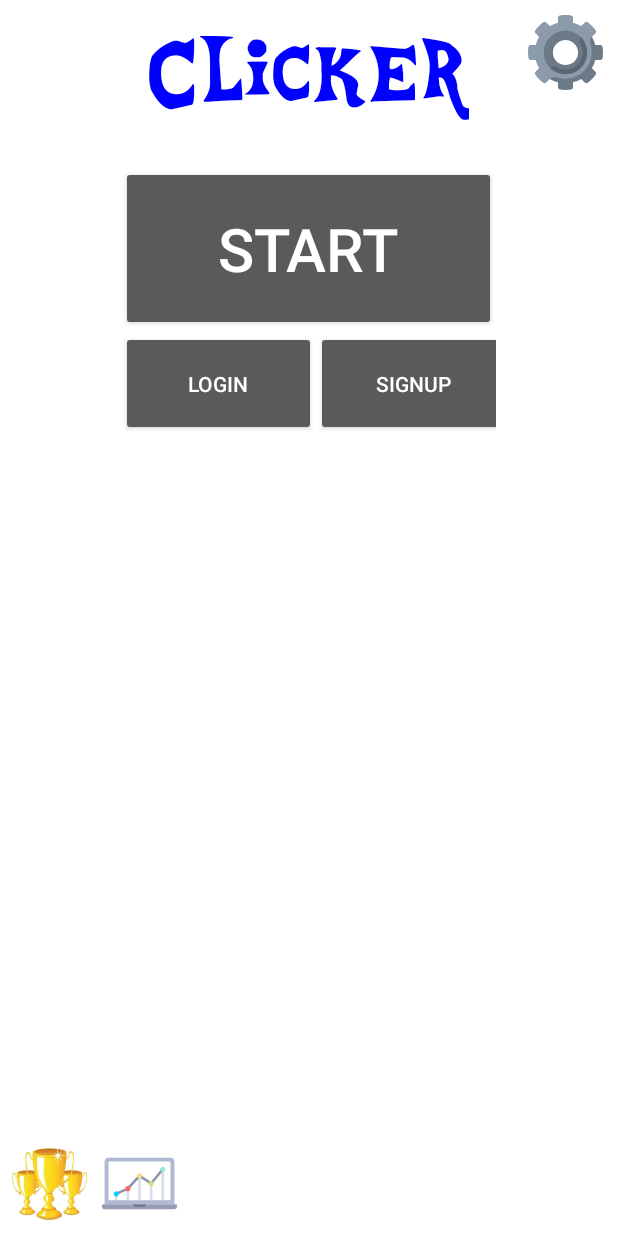
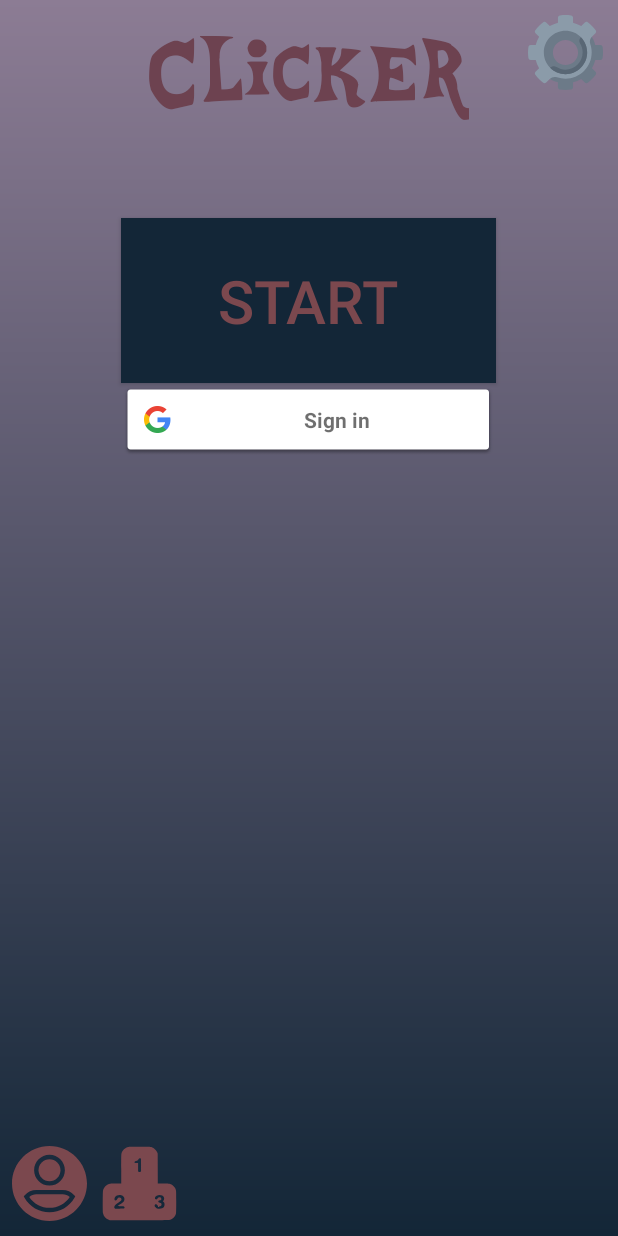
Before and after one commit to siberiacalling/clicker, an Android app: the screen it shows after launch (MainActivity), on a phone screen of 412 x 824 dp. Run offline under Robolectric (Android 15) with nearby library versions, the phone set to English and light mode, and no system bars; our stand-ins replace Room's generated code; libraries missing offline, so code that uses them is left out: com.franmontiel.persistentcookiejar; 6 statements that could not run were skipped.

Commit message:
Google autorisation, all changes

```diff
--- a/app/build.gradle
+++ b/app/build.gradle
@@ -3,7 +3,7 @@ apply plugin: 'com.android.application'
 android {
     compileSdkVersion 28
     defaultConfig {
-        applicationId "com.stacktivity.clicker"
+        applicationId "com.example.clicker"
         minSdkVersion 23
         targetSdkVersion 28
         versionCode 8
--- a/app/src/main/java/com/example/clicker/main/MainActivity.java
+++ b/app/src/main/java/com/example/clicker/main/MainActivity.java
@@ -1,12 +1,11 @@
 package com.example.clicker.main;
 
 import android.media.MediaPlayer;
-import androidx.annotation.NonNull;
-import androidx.fragment.app.FragmentManager;
-import androidx.appcompat.app.AppCompatActivity;
 import android.os.Bundle;
 import android.util.Log;
-import android.widget.Toast;
+
+import androidx.appcompat.app.AppCompatActivity;
+import androidx.fragment.app.FragmentManager;
 
 import com.example.clicker.AppActions;
 import com.example.clicker.ClickerApplication;
@@ -20,13 +19,8 @@ import com.example.clicker.game.GameView;
 import com.example.clicker.leaderboard.LeaderboardView;
 import com.example.clicker.settings.SettingsView;
 import com.example.clicker.shop.ShopView;
-import com.google.android.gms.auth.api.Auth;
+import com.google.android.gms.auth.api.signin.GoogleSignIn;
 import com.google.android.gms.auth.api.signin.GoogleSignInAccount;
-import com.google.android.gms.auth.api.signin.GoogleSignInOptions;
-import com.google.android.gms.auth.api.signin.GoogleSignInResult;
-import com.google.android.gms.common.api.GoogleApiClient;
-import com.google.android.gms.common.api.OptionalPendingResult;
-import com.google.android.gms.common.api.ResultCallback;
 
 public class MainActivity extends AppCompatActivity implements Router, AppActions {
     String tag = MainActivity.class.getName();
@@ -39,7 +33,6 @@ public class MainActivity extends AppCompatActivity implements Router, AppAction
     private FragmentManager fragmentManager = getSupportFragmentManager();
 
     private GameView gameView;
-    private GoogleApiClient googleApiClient;
 
     @Override
     protected void onCreate(Bundle savedInstanceState) {
@@ -55,45 +48,10 @@ public class MainActivity extends AppCompatActivity implements Router, AppAction
         musicOnMainSound();
 
         gameView = new GameView();
-        GoogleSignInOptions gso = new GoogleSignInOptions.Builder(GoogleSignInOptions.DEFAULT_SIGN_IN)
-                .requestEmail()
-                .build();
-        googleApiClient = new GoogleApiClient.Builder(this)
-                //.enableAutoManage(this, this)
-                .addApi(Auth.GOOGLE_SIGN_IN_API, gso)
-                .build();
+
     }
 
-    @Override
-    protected void onStart() {
-        super.onStart();
 
-        OptionalPendingResult<GoogleSignInResult> opr = Auth.GoogleSignInApi.silentSignIn(googleApiClient);
-        if (opr.isDone()) {
-            GoogleSignInResult result = opr.get();
-            handleSignInResult(result);
-        } else {
-            opr.setResultCallback(new ResultCallback<GoogleSignInResult>() {
-                @Override
-                public void onResult(@NonNull GoogleSignInResult googleSignInResult) {
-                    handleSignInResult(googleSignInResult);
-                }
-            });
-        }
-    }
-
-    private void handleSignInResult(GoogleSignInResult result) {
-        if (result.isSuccess()) {
-            Toast.makeText(getApplicationContext(), "Success login", Toast.LENGTH_SHORT).show();
-
-            //GoogleSignInAccount account = result.getSignInAccount();
-
-        } else {
-            Toast.makeText(getApplicationContext(), "Not success login", Toast.LENGTH_SHORT).show();
-
-            // goLogInScreen();
-        }
-    }
     private void clearMusicPlayer() {
         if (musicPlayer != null) {
             musicPlayer.stop();
--- a/app/src/main/java/com/example/clicker/main/MainContract.java
+++ b/app/src/main/java/com/example/clicker/main/MainContract.java
@@ -9,8 +9,6 @@ public interface MainContract {
     interface View {
         void hideAuthorizationButtons();
         void showScreenGame();
-        void showLoginScreen();
-        void showSignUpScreen();
         void showSettingsScreen();
         void showAchievementsScreen();
         void showLeaderboardScreen();
@@ -20,12 +18,9 @@ public interface MainContract {
 
     interface Presenter {
         void onStartGameButtonClicked();
-        void onLoginButtonClicked();
-        void onSignUpButtonClicked();
         void onSettingsButtonClicked();
         void onAchievementsButtonClicked();
         void onLeaderboardButtonClicked();
-        void checkIsLoggedIn();
     }
 
     interface Repository {
--- a/app/src/main/java/com/example/clicker/main/MainFragment.java
+++ b/app/src/main/java/com/example/clicker/main/MainFragment.java
@@ -1,11 +1,16 @@
 package com.example.clicker.main;
 
+import android.app.Activity;
 import android.content.Context;
+import android.content.Intent;
 import android.graphics.Typeface;
+import android.net.Uri;
 import android.os.Bundle;
+
 import androidx.annotation.NonNull;
 import androidx.annotation.Nullable;
 import androidx.fragment.app.Fragment;
+
 import android.util.Log;
 import android.view.LayoutInflater;
 import android.view.View;
@@ -13,10 +18,18 @@ import android.view.ViewGroup;
 import android.widget.Button;
 import android.widget.ImageButton;
 import android.widget.TextView;
+import android.widget.Toast;
 
 import com.example.clicker.R;
 import com.example.clicker.Router;
 import com.example.clicker.data.UserRepositoryImpl;
+import com.google.android.gms.auth.api.signin.GoogleSignIn;
+import com.google.android.gms.auth.api.signin.GoogleSignInAccount;
+import com.google.android.gms.auth.api.signin.GoogleSignInClient;
+import com.google.android.gms.auth.api.signin.GoogleSignInOptions;
+import com.google.android.gms.common.api.ApiException;
+import com.google.android.gms.tasks.OnCompleteListener;
+import com.google.android.gms.tasks.Task;
 
 import java.util.Objects;
 
@@ -29,19 +42,45 @@ public class MainFragment extends Fragment implements MainContract.View {
     private Button signUpButton;
     private Button gameStartButton;
     private Button settingsButton;
+    private Button LogoutButton;
+    private com.google.android.gms.common.SignInButton googleLoginButton;
+
     private ImageButton achievementsButton;
     private ImageButton leaderboardButton;
+    View view;
+
+    private GoogleSignInClient mGoogleSignInClient;
+    Activity activity;
+    int RC_SIGN_IN = 1;
+
+    @Override
+    public void onAttach(Context context) {
+        super.onAttach(context);
+        activity = getActivity();
+    }
 
     @Override
     public void onCreate(@Nullable Bundle savedInstanceState) {
         super.onCreate(savedInstanceState);
         presenter = new MainPresenter(this, new UserRepositoryImpl(getContext().getApplicationContext()));
 
+        GoogleSignInOptions gso = new GoogleSignInOptions.Builder(GoogleSignInOptions.DEFAULT_SIGN_IN)
+                .requestIdToken(getString(R.string.server_client_id))
+                .requestEmail()
+                .build();
+        mGoogleSignInClient = GoogleSignIn.getClient(activity, gso);
     }
 
     @Override
     public void onViewCreated(@NonNull View view, @Nullable Bundle savedInstanceState) {
         super.onViewCreated(view, savedInstanceState);
+    }
+
+    @Override
+    public void onStart() {
+        super.onStart();
+        GoogleSignInAccount account = GoogleSignIn.getLastSignedInAccount(activity);
+        updateUI(account);
     }
 
     @Override
@@ -57,7 +96,7 @@ public class MainFragment extends Fragment implements MainContract.View {
     @Nullable
     @Override
     public View onCreateView(@NonNull LayoutInflater inflater, @Nullable ViewGroup container, @Nullable Bundle savedInstanceState) {
-        View view = inflater.inflate(R.layout.fragment_main, container, false);
+        view = inflater.inflate(R.layout.fragment_main, container, false);
 
         TextView nameGame = view.findViewById(R.id.game_name);
         Typeface customFont = Typeface.createFromAsset(
@@ -73,19 +112,25 @@ public class MainFragment extends Fragment implements MainContract.View {
             }
         });
 
-        loginButton = view.findViewById(R.id.button_login);
-        loginButton.setOnClickListener(new View.OnClickListener() {
+        googleLoginButton = view.findViewById(R.id.sign_in_button);
+        googleLoginButton.setOnClickListener(new View.OnClickListener() {
             @Override
             public void onClick(View v) {
-                presenter.onLoginButtonClicked();
+                Intent signInIntent = mGoogleSignInClient.getSignInIntent();
+                startActivityForResult(signInIntent, RC_SIGN_IN);
             }
         });
 
-        signUpButton = view.findViewById(R.id.button_signUp);
-        signUpButton.setOnClickListener(new View.OnClickListener() {
+        LogoutButton = view.findViewById(R.id.button_logout);
+        LogoutButton.setOnClickListener(new View.OnClickListener() {
             @Override
             public void onClick(View v) {
-                presenter.onSignUpButtonClicked();
+                mGoogleSignInClient.signOut().addOnCompleteListener(activity, new OnCompleteListener<Void>() {
+                    @Override
+                    public void onComplete(@NonNull Task<Void> task) {
+                        updateUI(null);
+                    }
+                });
             }
         });
 
@@ -113,9 +158,42 @@ public class MainFragment extends Fragment implements MainContract.View {
             }
         });
 
-        presenter.checkIsLoggedIn();
+        return view;
+    }
 
-        return view;
+    @Override
+    public void onActivityResult(int requestCode, int resultCode, Intent data) {
+        super.onActivityResult(requestCode, resultCode, data);
+        if (requestCode == RC_SIGN_IN) {
+            Task<GoogleSignInAccount> task = GoogleSignIn.getSignedInAccountFromIntent(data);
+            handleSignInResult(task);
+        }
+    }
+
+    private void handleSignInResult(Task<GoogleSignInAccount> completedTask) {
+        try {
+            GoogleSignInAccount account = completedTask.getResult(ApiException.class);
+            updateUI(account);
+        } catch (ApiException e) {
+            Log.w("REGISTRATION", "signInResult:failed code=" + e.getStatusCode());
+            updateUI(null);
+        }
+    }
+
+    private void updateUI(GoogleSignInAccount account) {
+        TextView textView = view.findViewById(R.id.player_name);
+
+        if (account == null) {
+            googleLoginButton.setVisibility(View.VISIBLE);
+            LogoutButton.setVisibility(View.GONE);
+            textView.setVisibility(View.INVISIBLE);
+        } else {
+            googleLoginButton.setVisibility(View.GONE);
+            LogoutButton.setVisibility(View.VISIBLE);
+            String personName = account.getDisplayName();
+            textView.setVisibility(View.VISIBLE);
+            textView.setText("Welcome, " + personName + "!");
+        }
     }
 
     @Override
@@ -129,26 +207,6 @@ public class MainFragment extends Fragment implements MainContract.View {
         Router router = (Router) getActivity();
         if (router != null) {
             router.openGameScreen();
-        } else {
-            Log.e(logTag, "This activity is not a Router");
-        }
-    }
-
-    @Override
-    public void showLoginScreen() {
-        Router router = (Router) getActivity();
-        if (router != null) {
-            router.openLoginScreen();
-        } else {
-            Log.e(logTag, "This activity is not a Router");
-        }
-    }
-
-    @Override
-    public void showSignUpScreen() {
-        Router router = (Router) getActivity();
-        if (router != null) {
-            router.openSignUpScreen();
         } else {
             Log.e(logTag, "This activity is not a Router");
         }
--- a/app/src/main/res/layout/fragment_main.xml
+++ b/app/src/main/res/layout/fragment_main.xml
@@ -1,14 +1,17 @@
 <?xml version="1.0" encoding="utf-8"?>
+
 <LinearLayout xmlns:android="http://schemas.android.com/apk/res/android"
     xmlns:app="http://schemas.android.com/apk/res-auto"
     android:orientation="vertical"
     android:gravity="center_horizontal"
     android:layout_width="match_parent"
     android:layout_height="match_parent"
-    android:background="#FFF">
+    android:background="@drawable/gradient_background">
+
     <FrameLayout
         android:layout_width="match_parent"
         android:layout_height="wrap_content">
+
         <Button
             android:id="@+id/button_settings"
             android:background="@drawable/gear"
@@ -25,8 +28,18 @@
             android:layout_gravity="center"
             android:text="@string/name_game"
             android:textSize="80sp"
-            android:textColor="#0000FF"/>
+            android:textColor="@color/text_color"/>
     </FrameLayout>
+
+    <TextView
+        android:id="@+id/player_name"
+        android:layout_width="wrap_content"
+        android:layout_height="wrap_content"
+        android:gravity="center"
+        android:textSize="25sp"
+        android:visibility="invisible"
+        android:textColor="@color/text_color"/>
+
     <Button
         android:id="@+id/button_start_game"
         android:text="@string/start"
@@ -34,7 +47,17 @@
         android:layout_gravity="center"
         android:layout_width="250dp"
         android:layout_height="110dp"
-        android:layout_marginTop="20dp"/>
+        android:layout_marginTop="20dp"
+        android:textColor="@color/button_text_color"
+        android:background="@color/button_color"
+        />
+
+    <com.google.android.gms.common.SignInButton
+        android:id="@+id/sign_in_button"
+        android:layout_width="250dp"
+        android:layout_height="wrap_content"
+        />
+
 
     <LinearLayout
         android:layout_width="250dp"
@@ -42,18 +65,15 @@
         android:orientation="horizontal">
 
         <Button
-            android:id="@+id/button_login"
-            android:text="@string/login"
-            android:layout_width="130dp"
+            android:background="@color/button_color"
+            android:id="@+id/button_logout"
+            android:text="@string/logout"
+            android:textSize="20sp"
+            android:layout_gravity="center"
+            android:layout_width="match_parent"
             android:layout_height="70dp"
-            android:layout_gravity="start"/>
-
-        <Button
-            android:id="@+id/button_signUp"
-            android:text="@string/signup"
-            android:layout_width="130dp"
-            android:layout_height="70dp"
-            android:layout_gravity="end"/>
+            android:layout_marginTop="8dp"
+            android:textColor="@color/button_text_color"/>
     </LinearLayout>
 
     <LinearLayout
@@ -69,7 +89,7 @@
             android:layout_width="50dp"
             android:layout_height="50dp"
             android:contentDescription="@string/touch_area"
-            app:srcCompat = "@drawable/achievements_logo"
+            app:srcCompat = "@drawable/user"
             android:scaleType="fitXY"
             android:background="@null"
             />
@@ -82,7 +102,7 @@
             android:background="@null"
             android:contentDescription="@string/leaderboard"
             android:scaleType="fitXY"
-            app:srcCompat="@drawable/leaderboard_icon" />
+            app:srcCompat="@drawable/ic_leaderboard" />
 
     </LinearLayout>
 
--- a/app/src/main/res/values/colors.xml
+++ b/app/src/main/res/values/colors.xml
@@ -1,6 +1,12 @@
 <?xml version="1.0" encoding="utf-8"?>
 <resources>
-    <color name="colorPrimary">#008577</color>
+    <color name="text_color">#6d4250</color>
+    <color name="gradient_start">#132637</color>
+    <color name="gradient_end">#8c7c94</color>
+    <color name="button_color">#132637</color>
+    <color name="button_text_color">#7b484e</color>
+
+    <color name="colorPrimary">#6d4250</color>
     <color name="colorPrimaryDark">#00574B</color>
     <color name="colorAccent">#D81B60</color>
     <color name="holo_red_dark">#ffcc0000</color>
--- a/app/src/main/res/values/strings.xml
+++ b/app/src/main/res/values/strings.xml
@@ -1,10 +1,11 @@
 <resources>
-    <string name="app_name">My Little Startup</string>
+    <string name="app_name">Clicker</string>
     <string name="name_game">Clicker</string>
     <string name="signup">SignUp</string>
     <string name="login">Login</string>
     <string name="click_location">click location</string>
     <string name="start">START</string>
+    <string name="logout">Log out</string>
     <string name="password">Password</string>
     <string name="settings">Settings</string>
     <string name="shop">Shop</string>
@@ -29,5 +30,5 @@
     <string name="hire">Hire</string>
     <string name="cancel">Cancel</string>
     <string name="defaultdescription">defaultDescription</string>
-    <string name="server_client_id">893067187287-p82n5g6ktg4pql953o4p3i3k2g959jhl.apps.googleusercontent.com</string>
+    <string name="server_client_id">551040491731-bq7hhau70iuf6bl2h0jb0oo799c0vrbh.apps.googleusercontent.com</string>
 </resources>
--- a/build.gradle
+++ b/build.gradle
@@ -11,7 +11,7 @@ buildscript {
     }
     dependencies {
         classpath 'com.android.tools.build:gradle:3.4.1'
-
+        classpath 'com.google.gms:google-services:4.3.3'
         // NOTE: Do not place your application dependencies here; they belong
         // in the individual module build.gradle files
     }
```
Also changed, not shown: app/src/main/java/com/example/clicker/main/MainPresenter.java (+0 -26 lines).
